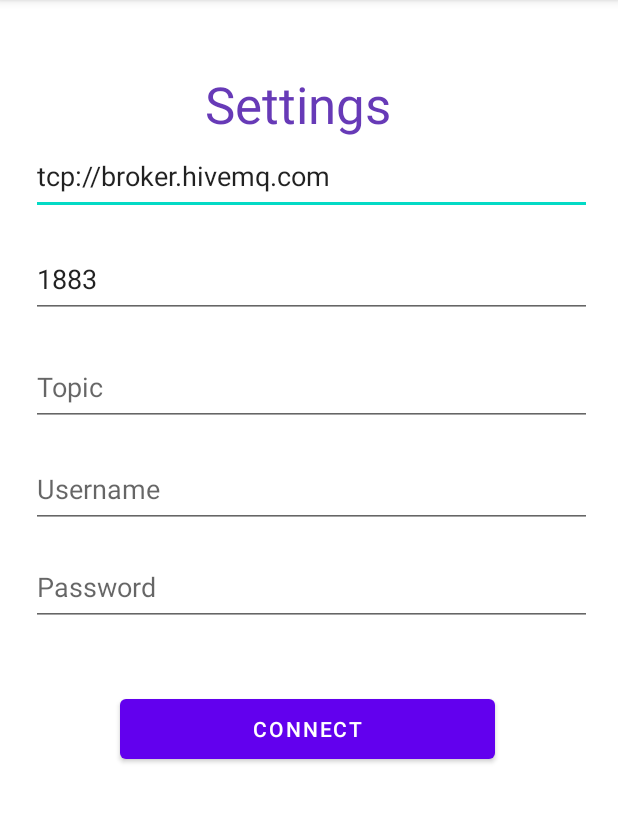
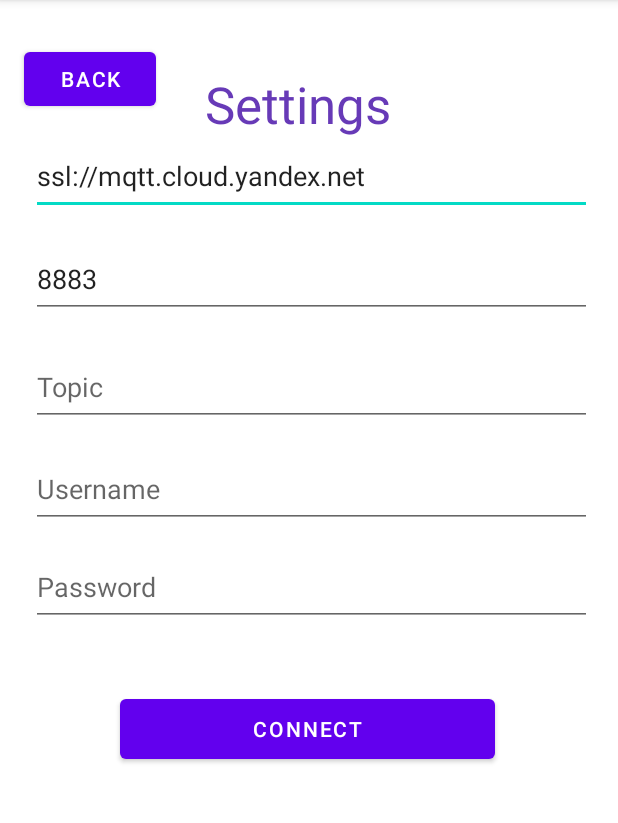
Before and after one commit to Walkername/accelerometer, an Android app: the MqttSettings screen opened directly, with no data from a screen before it, on a phone screen of 412 x 824 dp, the part 84-907 px from its top. Run offline under Robolectric (Android 15) with nearby library versions, the phone set to English and light mode, and no system bars.

Commit message:
modification for yandex cloud iot core

```diff
--- a/app/build.gradle
+++ b/app/build.gradle
@@ -9,7 +9,7 @@ android {
     defaultConfig {
         applicationId "com.threestechlabs.accelerometer"
         minSdk 28
-        targetSdk 33
+        targetSdk 30
         versionCode 1
         versionName "1.0"
 
@@ -37,7 +37,8 @@ dependencies {
     testImplementation 'junit:junit:4.+'
     androidTestImplementation 'androidx.test.ext:junit:1.1.2'
     androidTestImplementation 'androidx.test.espresso:espresso-core:3.3.0'
-    implementation('org.eclipse.paho:org.eclipse.paho.android.service:1.0.2') {
+    implementation 'org.eclipse.paho:org.eclipse.paho.client.mqttv3:1.2.4'
+    implementation('org.eclipse.paho:org.eclipse.paho.android.service:1.1.1') {
         exclude module: 'support-v4'
     }
 
--- a/app/src/main/AndroidManifest.xml
+++ b/app/src/main/AndroidManifest.xml
@@ -13,7 +13,8 @@
         android:label="@string/app_name"
         android:roundIcon="@mipmap/ic_launcher_round"
         android:supportsRtl="true"
-        android:theme="@style/Theme.Accelerometer">
+        android:theme="@style/Theme.Accelerometer"
+        android:networkSecurityConfig="@xml/network_security_config">
         <activity
             android:name=".SplashScreen"
             android:exported="true" >
--- a/app/src/main/java/com/example/accelerometer/AboutUs.java
+++ b/app/src/main/java/com/example/accelerometer/AboutUs.java
@@ -21,11 +21,14 @@ public class AboutUs extends AppCompatActivity {
         btnWeb = findViewById(R.id.btnWeb);
     }
 
-
     public void handleClick (View v){
         Uri uri = Uri.parse("https://3stechlabs.com/");
         Intent intent = new Intent(Intent.ACTION_VIEW, uri);
         startActivity(intent);
 
     }
+
+    public void closeSettings(View v) {
+        finish();
+    }
 }
--- a/app/src/main/java/com/example/accelerometer/MqttSettings.java
+++ b/app/src/main/java/com/example/accelerometer/MqttSettings.java
@@ -67,4 +67,8 @@ public class MqttSettings extends AppCompatActivity {
 
     }
 
+    public void closeSettings(View v) {
+        finish();
+    }
+
 }
--- a/app/src/main/res/layout/activity_mqtt_settings.xml
+++ b/app/src/main/res/layout/activity_mqtt_settings.xml
@@ -17,7 +17,7 @@
         android:ems="10"
         android:hint="Broker"
         android:inputType="textPersonName"
-        android:text="tcp://broker.hivemq.com"
+        android:text="ssl://mqtt.cloud.yandex.net"
         app:layout_constraintEnd_toEndOf="parent"
         app:layout_constraintStart_toStartOf="parent"
         app:layout_constraintTop_toTopOf="parent" />
@@ -32,7 +32,7 @@
         android:ems="10"
         android:hint="Port"
         android:inputType="textPersonName"
-        android:text="1883"
+        android:text="8883"
         app:layout_constraintEnd_toEndOf="parent"
         app:layout_constraintStart_toStartOf="parent"
         app:layout_constraintTop_toTopOf="parent" />
@@ -106,4 +106,17 @@
         app:layout_constraintStart_toStartOf="parent"
         app:layout_constraintTop_toTopOf="parent" />
 
+    <Button
+        android:id="@+id/button"
+        android:layout_width="wrap_content"
+        android:layout_height="wrap_content"
+        android:text="Back"
+        android:onClick="closeSettings"
+        app:layout_constraintBottom_toBottomOf="parent"
+        app:layout_constraintEnd_toEndOf="parent"
+        app:layout_constraintHorizontal_bias="0.05"
+        app:layout_constraintStart_toStartOf="parent"
+        app:layout_constraintTop_toTopOf="parent"
+        app:layout_constraintVertical_bias="0.04" />
+
 </androidx.constraintlayout.widget.ConstraintLayout>
```
Also changed, not shown: app/src/main/java/com/example/accelerometer/MainActivity.java (+13 -8 lines), app/src/main/res/layout/activity_about_us.xml (+13 -0 lines).
